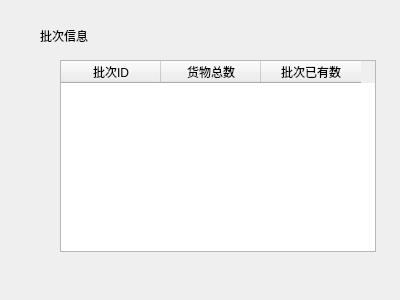
Qt form viewbatch.ui (kangwenyun/batch_acquisition_system_qt_before) before a commit.
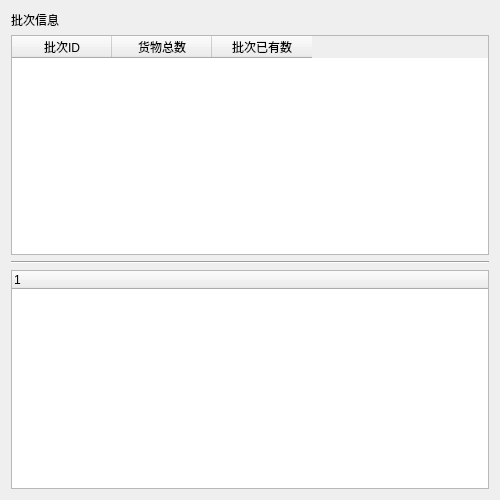
The same form after that commit.

Diff of the .ui file:
```diff
--- a/viewbatch.ui
+++ b/viewbatch.ui
@@ -6,41 +6,37 @@
    <rect>
     <x>0</x>
     <y>0</y>
-    <width>400</width>
-    <height>300</height>
+    <width>500</width>
+    <height>500</height>
    </rect>
   </property>
+  <property name="maximumSize">
+   <size>
+    <width>3000</width>
+    <height>3000</height>
+   </size>
+  </property>
   <property name="windowTitle">
    <string>Form</string>
   </property>
+  <layout class="QVBoxLayout" name="verticalLayout_2">
+   <item>
+    <layout class="QVBoxLayout" name="verticalLayout">
+     <item>
   <widget class="QLabel" name="label">
-   <property name="geometry">
-    <rect>
-     <x>40</x>
-     <y>30</y>
-     <width>54</width>
-     <height>12</height>
-    </rect>
-   </property>
    <property name="text">
     <string>批次信息</string>
    </property>
   </widget>
+     </item>
+     <item>
   <widget class="QTableWidget" name="batchInfo">
-   <property name="geometry">
-    <rect>
-     <x>60</x>
-     <y>60</y>
-     <width>316</width>
-     <height>192</height>
-    </rect>
-   </property>
    <column>
     <property name="text">
      <string>批次ID</string>
     </property>
     <property name="textAlignment">
-     <set>AlignCenter</set>
+         <set>AlignHCenter|AlignVCenter|AlignCenter</set>
     </property>
    </column>
    <column>
@@ -48,7 +44,7 @@
      <string>货物总数</string>
     </property>
     <property name="textAlignment">
-     <set>AlignCenter</set>
+         <set>AlignHCenter|AlignVCenter|AlignCenter</set>
     </property>
    </column>
    <column>
@@ -56,10 +52,30 @@
      <string>批次已有数</string>
     </property>
     <property name="textAlignment">
-     <set>AlignCenter</set>
+         <set>AlignHCenter|AlignVCenter|AlignCenter</set>
     </property>
    </column>
   </widget>
+     </item>
+     <item>
+      <widget class="Line" name="line">
+       <property name="orientation">
+        <enum>Qt::Horizontal</enum>
+       </property>
+      </widget>
+     </item>
+     <item>
+      <widget class="QTreeWidget" name="treeWidget">
+       <column>
+        <property name="text">
+         <string notr="true">1</string>
+        </property>
+       </column>
+      </widget>
+     </item>
+    </layout>
+   </item>
+  </layout>
  </widget>
  <resources/>
  <connections/>
```
Lines whose indentation alone changed are shown as unchanged.
